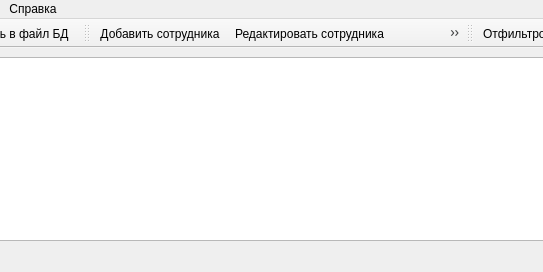
Above: mainwindow.ui from coreofdevelop/Staff before the change; both pictures show x 189 to 732 and y 0 to 272 of the 996 by 272 pixel window. Below: the same form after it.
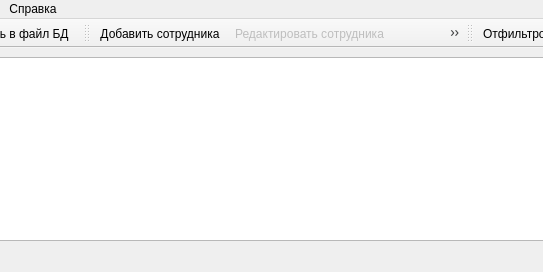
That is the form after the change. Icons and pictures are not drawn.

Commit message: Added hiding of the actions to toolbar (changeEployee and deleteEmployee, as well as the actions of filters).

What changed in the file:
```diff
--- a/mainwindow.ui
+++ b/mainwindow.ui
@@ -187,6 +187,9 @@
    </property>
   </action>
   <action name="changeEmployee">
+   <property name="enabled">
+    <bool>false</bool>
+   </property>
    <property name="icon">
     <iconset resource="resources.qrc">
      <normaloff>:/resource/img/edit/change.png</normaloff>:/resource/img/edit/change.png</iconset>
@@ -196,6 +199,9 @@
    </property>
   </action>
   <action name="deleteEmployee">
+   <property name="enabled">
+    <bool>false</bool>
+   </property>
    <property name="icon">
     <iconset resource="resources.qrc">
      <normaloff>:/resource/img/edit/user-.png</normaloff>:/resource/img/edit/user-.png</iconset>
```
Left out of the diff: 9 changed lines with no effect on the pictures. The commit also changes 2 other files.
